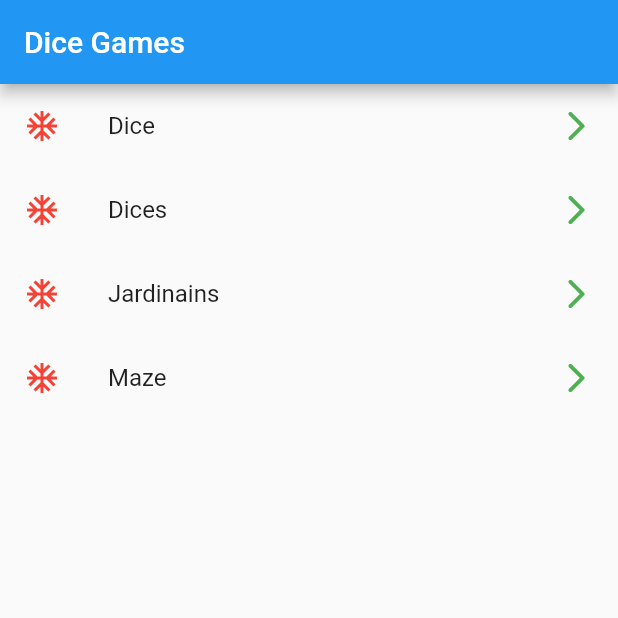
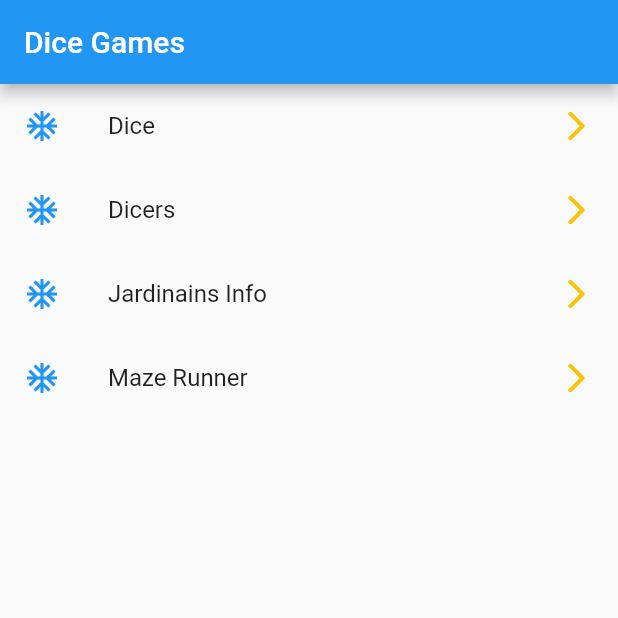
Before and after one commit to ce-akhil/dice, a Flutter app: the screen it shows after launch, on a phone screen of 412 x 824 dp, the top half of it. Run offline on Flutter 3.47's test engine with Material 2 defaults, Android fonts, the light colour scheme and no system bars; our stand-ins replace get_it, google_fonts, rive; missing offline and left inert: maze, window_size.

Commit message:
Update Home.dart

```diff
--- a/lib/screens/Home.dart
+++ b/lib/screens/Home.dart
@@ -9,9 +9,9 @@
 class HomePage extends StatelessWidget {
   final List<String> gameName = [
     'Dice',
-    'Dices',
-    'Jardinains',
-    'Maze',
+    'Dicers',
+    'Jardinains Info',
+    'Maze Runner',
   ];
 
   final List<MaterialPageRoute> route = [
@@ -49,7 +49,7 @@
             },
             leading: Icon(
               Icons.ac_unit,
-              color: Colors.red,
+              color: Colors.blue,
             ),
             title: Text(
               gameName[index],
@@ -57,7 +57,7 @@
             ),
             trailing: Icon(
               Icons.arrow_forward_ios_rounded,
-              color: Colors.green,
+              color: Colors.amber,
             ),
           ),
         ),
```
